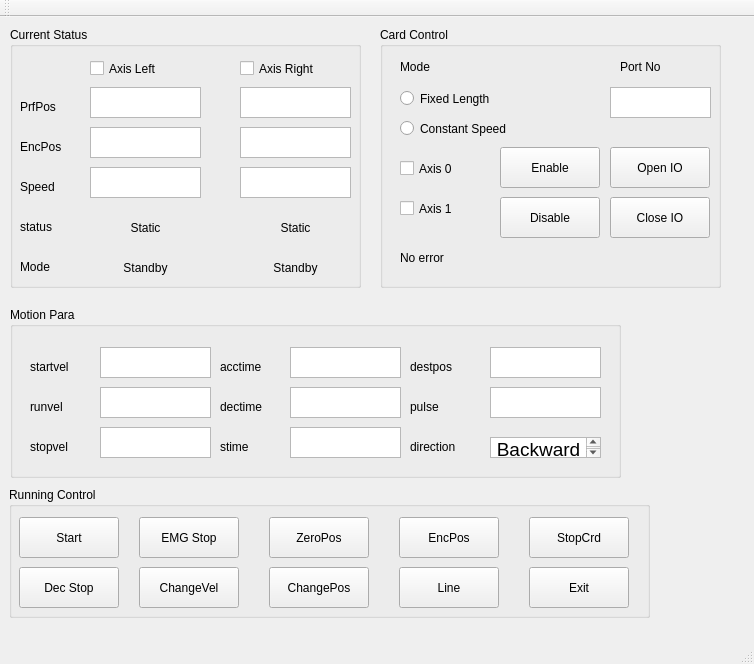
Qt form mainwindow.ui (christopherouyang/wheelchair_controller) before a commit.
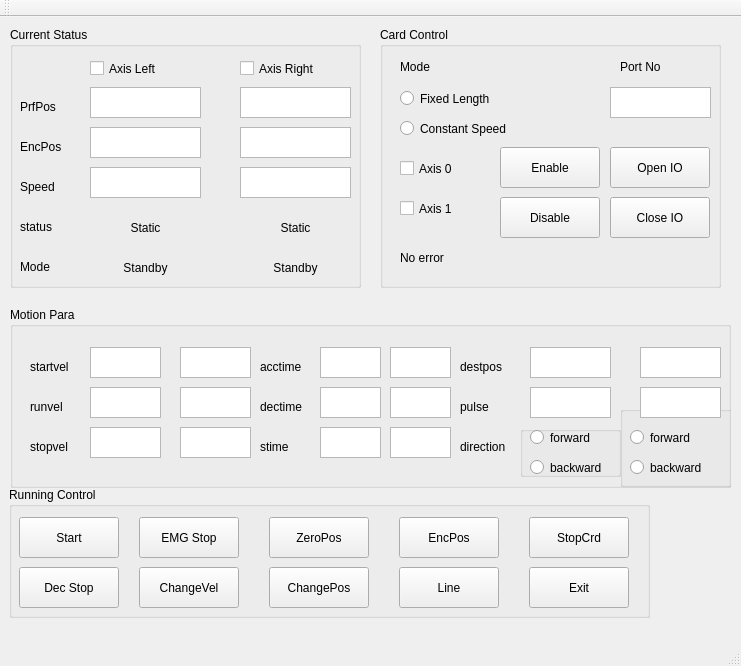
The same form after that commit.

The edit to the form file:
```diff
--- a/mainwindow.ui
+++ b/mainwindow.ui
@@ -6,8 +6,8 @@
    <rect>
     <x>0</x>
     <y>0</y>
-    <width>754</width>
-    <height>664</height>
+    <width>741</width>
+    <height>666</height>
    </rect>
   </property>
   <property name="windowTitle">
@@ -19,8 +19,8 @@
      <rect>
       <x>10</x>
       <y>290</y>
-      <width>611</width>
-      <height>171</height>
+      <width>721</width>
+      <height>181</height>
      </rect>
     </property>
     <property name="title">
@@ -42,9 +42,9 @@
     <widget class="QTextEdit" name="textEdit_startvel">
      <property name="geometry">
       <rect>
-       <x>90</x>
+       <x>80</x>
        <y>40</y>
-       <width>111</width>
+       <width>71</width>
        <height>31</height>
       </rect>
      </property>
@@ -68,9 +68,9 @@
     <widget class="QTextEdit" name="textEdit_runvel">
      <property name="geometry">
       <rect>
-       <x>90</x>
+       <x>80</x>
        <y>80</y>
-       <width>111</width>
+       <width>71</width>
        <height>31</height>
       </rect>
      </property>
@@ -81,9 +81,9 @@
     <widget class="QTextEdit" name="textEdit_stopvel">
      <property name="geometry">
       <rect>
-       <x>90</x>
+       <x>80</x>
        <y>120</y>
-       <width>111</width>
+       <width>71</width>
        <height>31</height>
       </rect>
      </property>
@@ -107,9 +107,9 @@
     <widget class="QTextEdit" name="textEdit_acctime">
      <property name="geometry">
       <rect>
-       <x>280</x>
+       <x>310</x>
        <y>40</y>
-       <width>111</width>
+       <width>61</width>
        <height>31</height>
       </rect>
      </property>
@@ -120,7 +120,7 @@
     <widget class="QLabel" name="label_7">
      <property name="geometry">
       <rect>
-       <x>210</x>
+       <x>250</x>
        <y>50</y>
        <width>76</width>
        <height>19</height>
@@ -133,9 +133,9 @@
     <widget class="QTextEdit" name="textEdit_dectime">
      <property name="geometry">
       <rect>
-       <x>280</x>
+       <x>310</x>
        <y>80</y>
-       <width>111</width>
+       <width>61</width>
        <height>31</height>
       </rect>
      </property>
@@ -146,7 +146,7 @@
     <widget class="QLabel" name="label_8">
      <property name="geometry">
       <rect>
-       <x>210</x>
+       <x>250</x>
        <y>90</y>
        <width>76</width>
        <height>19</height>
@@ -159,9 +159,9 @@
     <widget class="QTextEdit" name="textEdit_destpos">
      <property name="geometry">
       <rect>
-       <x>480</x>
+       <x>520</x>
        <y>40</y>
-       <width>111</width>
+       <width>81</width>
        <height>31</height>
       </rect>
      </property>
@@ -172,7 +172,7 @@
     <widget class="QLabel" name="label_9">
      <property name="geometry">
       <rect>
-       <x>400</x>
+       <x>450</x>
        <y>50</y>
        <width>76</width>
        <height>19</height>
@@ -185,7 +185,7 @@
     <widget class="QLabel" name="label_10">
      <property name="geometry">
       <rect>
-       <x>210</x>
+       <x>250</x>
        <y>130</y>
        <width>76</width>
        <height>19</height>
@@ -198,9 +198,9 @@
     <widget class="QTextEdit" name="textEdit_stime">
      <property name="geometry">
       <rect>
-       <x>280</x>
+       <x>310</x>
        <y>120</y>
-       <width>111</width>
+       <width>61</width>
        <height>31</height>
       </rect>
      </property>
@@ -211,7 +211,7 @@
     <widget class="QLabel" name="label_20">
      <property name="geometry">
       <rect>
-       <x>400</x>
+       <x>450</x>
        <y>90</y>
        <width>76</width>
        <height>19</height>
@@ -224,9 +224,9 @@
     <widget class="QTextEdit" name="textEdit_pulse">
      <property name="geometry">
       <rect>
-       <x>480</x>
+       <x>520</x>
        <y>80</y>
-       <width>111</width>
+       <width>81</width>
        <height>31</height>
       </rect>
      </property>
@@ -237,7 +237,7 @@
     <widget class="QLabel" name="label_21">
      <property name="geometry">
       <rect>
-       <x>400</x>
+       <x>450</x>
        <y>130</y>
        <width>76</width>
        <height>19</height>
@@ -247,46 +247,215 @@
       <string>direction</string>
      </property>
     </widget>
-    <widget class="QListWidget" name="listWidget_direction">
+    <widget class="QTextEdit" name="textEdit_startvel_2">
      <property name="geometry">
       <rect>
-       <x>480</x>
-       <y>130</y>
-       <width>111</width>
-       <height>21</height>
+       <x>170</x>
+       <y>40</y>
+       <width>71</width>
+       <height>31</height>
       </rect>
      </property>
-     <item>
+     <property name="readOnly">
+      <bool>false</bool>
+     </property>
+    </widget>
+    <widget class="QTextEdit" name="textEdit_runvel_2">
+     <property name="geometry">
+      <rect>
+       <x>170</x>
+       <y>80</y>
+       <width>71</width>
+       <height>31</height>
+      </rect>
+     </property>
+     <property name="readOnly">
+      <bool>false</bool>
+     </property>
+    </widget>
+    <widget class="QTextEdit" name="textEdit_stopvel_2">
+     <property name="geometry">
+      <rect>
+       <x>170</x>
+       <y>120</y>
+       <width>71</width>
+       <height>31</height>
+      </rect>
+     </property>
+     <property name="readOnly">
+      <bool>false</bool>
+     </property>
+    </widget>
+    <widget class="QTextEdit" name="textEdit_stime_2">
+     <property name="geometry">
+      <rect>
+       <x>380</x>
+       <y>120</y>
+       <width>61</width>
+       <height>31</height>
+      </rect>
+     </property>
+     <property name="readOnly">
+      <bool>false</bool>
+     </property>
+    </widget>
+    <widget class="QTextEdit" name="textEdit_acctime_2">
+     <property name="geometry">
+      <rect>
+       <x>380</x>
+       <y>40</y>
+       <width>61</width>
+       <height>31</height>
+      </rect>
+     </property>
+     <property name="readOnly">
+      <bool>false</bool>
+     </property>
+    </widget>
+    <widget class="QTextEdit" name="textEdit_dectime_2">
+     <property name="geometry">
+      <rect>
+       <x>380</x>
+       <y>80</y>
+       <width>61</width>
+       <height>31</height>
+      </rect>
+     </property>
+     <property name="readOnly">
+      <bool>false</bool>
+     </property>
+    </widget>
+    <widget class="QTextEdit" name="textEdit_pulse_2">
+     <property name="geometry">
+      <rect>
+       <x>630</x>
+       <y>80</y>
+       <width>81</width>
+       <height>31</height>
+      </rect>
+     </property>
+     <property name="readOnly">
+      <bool>false</bool>
+     </property>
+    </widget>
+    <widget class="QTextEdit" name="textEdit_destpos_2">
+     <property name="geometry">
+      <rect>
+       <x>630</x>
+       <y>40</y>
+       <width>81</width>
+       <height>31</height>
+      </rect>
+     </property>
+     <property name="readOnly">
+      <bool>false</bool>
+     </property>
+    </widget>
+    <widget class="QGroupBox" name="groupBox_5">
+     <property name="geometry">
+      <rect>
+       <x>610</x>
+       <y>99</y>
+       <width>120</width>
+       <height>81</height>
+      </rect>
+     </property>
+     <property name="title">
+      <string/>
+     </property>
+     <widget class="QRadioButton" name="radioButton_fw_2">
+      <property name="geometry">
+       <rect>
+        <x>10</x>
+        <y>20</y>
+        <width>91</width>
+        <height>23</height>
+       </rect>
+      </property>
       <property name="text">
-       <string>Backward</string>
+       <string>forward</string>
       </property>
-      <property name="font">
-       <font>
-        <pointsize>14</pointsize>
-        <weight>50</weight>
-        <bold>false</bold>
-       </font>
+     </widget>
+     <widget class="QRadioButton" name="radioButton_bw_2">
+      <property name="geometry">
+       <rect>
+        <x>10</x>
+        <y>50</y>
+        <width>91</width>
+        <height>23</height>
+       </rect>
       </property>
-      <property name="textAlignment">
-       <set>AlignCenter</set>
+      <property name="text">
+       <string>backward</string>
       </property>
-     </item>
-     <item>
+     </widget>
+    </widget>
+    <widget class="QGroupBox" name="groupBox_6">
+     <property name="geometry">
+      <rect>
+       <x>510</x>
+       <y>119</y>
+       <width>101</width>
+       <height>51</height>
+      </rect>
+     </property>
+     <property name="title">
+      <string/>
+     </property>
+     <widget class="QRadioButton" name="radioButton_fw">
+      <property name="geometry">
+       <rect>
+        <x>10</x>
+        <y>0</y>
+        <width>81</width>
+        <height>23</height>
+       </rect>
+      </property>
       <property name="text">
-       <string>Forward</string>
+       <string>forward</string>
       </property>
-      <property name="font">
-       <font>
-        <pointsize>14</pointsize>
-        <weight>50</weight>
-        <bold>false</bold>
-       </font>
+     </widget>
+     <widget class="QRadioButton" name="radioButton_bw">
+      <property name="geometry">
+       <rect>
+        <x>10</x>
+        <y>30</y>
+        <width>91</width>
+        <height>23</height>
+       </rect>
       </property>
-      <property name="textAlignment">
-       <set>AlignCenter</set>
+      <property name="text">
+       <string>backward</string>
       </property>
-     </item>
+     </widget>
     </widget>
+    <zorder>groupBox_6</zorder>
+    <zorder>groupBox_5</zorder>
+    <zorder>label_4</zorder>
+    <zorder>textEdit_startvel</zorder>
+    <zorder>label_5</zorder>
+    <zorder>textEdit_runvel</zorder>
+    <zorder>textEdit_stopvel</zorder>
+    <zorder>label_6</zorder>
+    <zorder>textEdit_acctime</zorder>
+    <zorder>label_7</zorder>
+    <zorder>textEdit_dectime</zorder>
+    <zorder>label_8</zorder>
+    <zorder>textEdit_destpos</zorder>
+    <zorder>label_9</zorder>
+    <zorder>label_10</zorder>
+    <zorder>textEdit_stime</zorder>
+    <zorder>label_20</zorder>
+    <zorder>textEdit_pulse</zorder>
+    <zorder>label_21</zorder>
+    <zorder>textEdit_startvel_2</zorder>
+    <zorder>textEdit_runvel_2</zorder>
+    <zorder>textEdit_stopvel_2</zorder>
+    <zorder>textEdit_stime_2</zorder>
+    <zorder>textEdit_acctime_2</zorder>
+    <zorder>textEdit_dectime_2</zorder>
+    <zorder>textEdit_pulse_2</zorder>
+    <zorder>textEdit_destpos_2</zorder>
    </widget>
    <widget class="QGroupBox" name="groupBox_2">
     <property name="geometry">
@@ -871,7 +1040,7 @@
     <rect>
      <x>0</x>
      <y>0</y>
-     <width>754</width>
+     <width>741</width>
      <height>22</height>
     </rect>
    </property>
```
